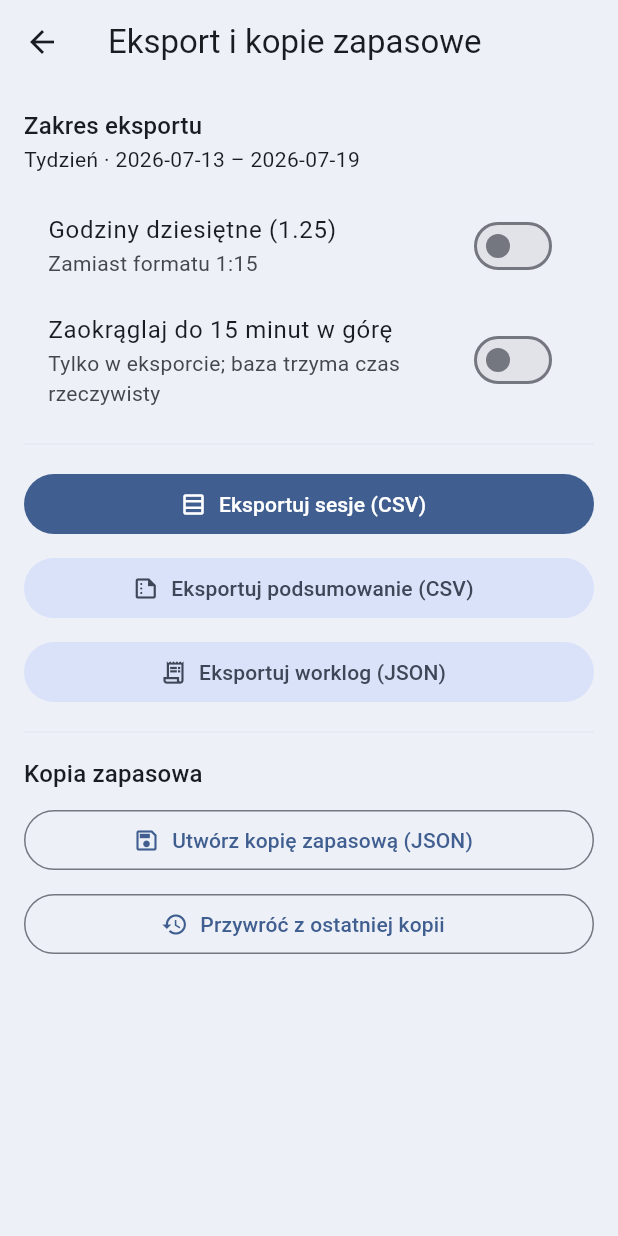
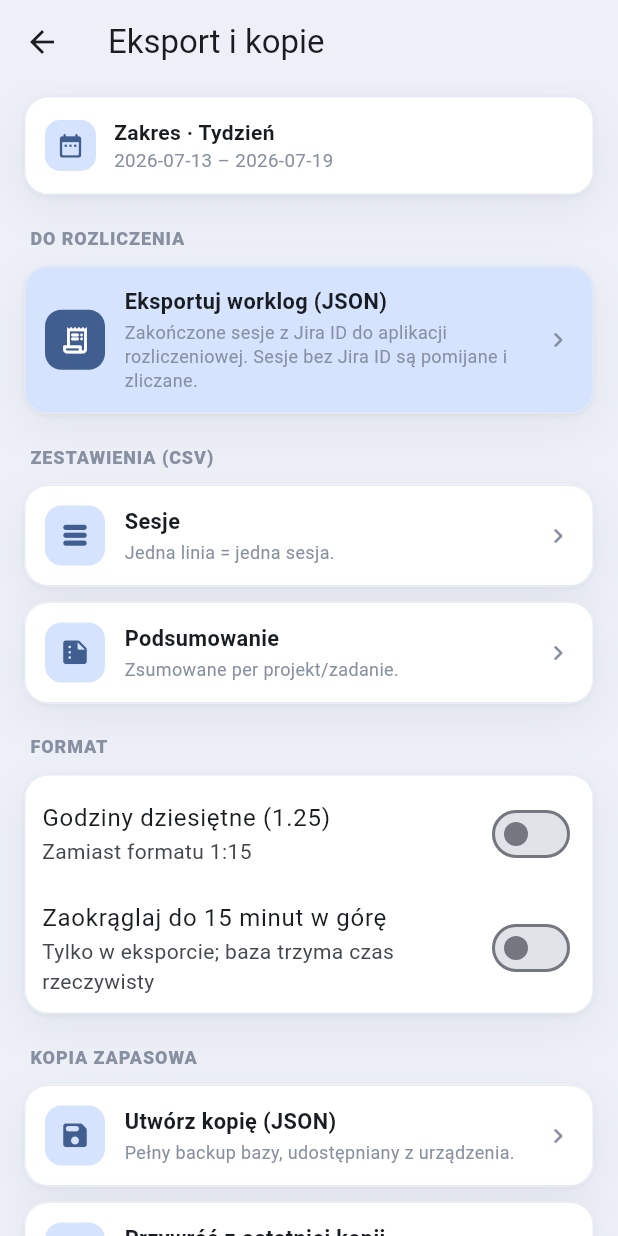
Before and after one commit to lolekST1/TimeDock, a Flutter app: the screen it shows after launch, item 3 of the bottom bar chosen, on a phone screen of 412 x 824 dp. Run offline on Flutter 3.47's test engine with Material 3 defaults, Android fonts, the phone set to English and light mode, and no system bars; our stand-ins replace drift, drift_flutter, flutter_local_notifications, flutter_riverpod, share_plus, shared_preferences and 1 more; accounts and stored records are empty; generated files the repository leaves out were written again.

Commit message:
Redesign UI (3/n): Statystyki i Eksport w nowym stylu
Statystyki:
- Focus Score jako hero z pierścieniem (DonutGauge) + interpretacja/werdykt
- Cel tygodniowy jako karta z MetricBar
- Pozostałe metryki jako kompaktowe karty z kolorową ikoną (czas niezmierzony
  w tonacji ostrzegawczej)

Eksport:
- Worklog (JSON) wyróżniony jako akcja „Do rozliczenia" (primary), z notką
  o pomijaniu sesji bez Jira ID
- Zestawienia CSV, format i kopia zapasowa jako czytelne karty akcji
  (ikona + tytuł + opis), wskaźnik zajętości w karcie zakresu

flutter analyze czysty, flutter test: 154 przechodzą (testy stats/reports bez zmian).

Co-Authored-By: Claude Opus 4.8 <noreply@anthropic.com>
Claude-Session: https://claude.ai/code/session_01Gp8QxqkYsQhUPRo5vRHDMW

```diff
--- a/lib/features/export/export_screen.dart
+++ b/lib/features/export/export_screen.dart
@@ -2,6 +2,9 @@ import 'package:flutter/material.dart' hide HourFormat;
 import 'package:flutter_riverpod/flutter_riverpod.dart';
 
 import '../../core/time_format.dart';
+import '../../core/ui/section_label.dart';
+import '../../core/ui/td_card.dart';
+import '../../core/ui/td_tokens.dart';
 import '../../domain/services/csv_exporter.dart';
 import '../../domain/services/export_config.dart';
 import '../../domain/services/report_range.dart';
@@ -49,15 +52,86 @@ class _ExportScreenState extends ConsumerState<ExportScreen> {
     final range = ref.watch(reportRangeProvider);
     final period = ref.watch(reportPeriodProvider);
 
+    final td = context.td;
+
     return Scaffold(
-      appBar: AppBar(title: const Text('Eksport i kopie zapasowe')),
+      appBar: AppBar(title: const Text('Eksport i kopie')),
       body: ListView(
-        padding: const EdgeInsets.all(16),
+        padding: const EdgeInsets.fromLTRB(16, 8, 16, 28),
         children: [
-          Text('Zakres eksportu', style: Theme.of(context).textTheme.titleMedium),
-          Text('${_periodName(period)} · ${_rangeText(range)}'),
-          const SizedBox(height: 12),
+          // Range summary.
+          TdCard(
+            padding: const EdgeInsets.all(14),
+            child: Row(
+              children: [
+                Container(
+                  width: 34,
+                  height: 34,
+                  decoration: BoxDecoration(
+                      color: context.cs.primaryContainer,
+                      borderRadius: BorderRadius.circular(10)),
+                  child: Icon(Icons.date_range_rounded,
+                      size: 19, color: context.cs.primary),
+                ),
+                const SizedBox(width: 12),
+                Expanded(
+                  child: Column(
+                    crossAxisAlignment: CrossAxisAlignment.start,
+                    children: [
+                      Text('Zakres · ${_periodName(period)}',
+                          style: const TextStyle(
+                              fontWeight: FontWeight.w700, fontSize: 14)),
+                      Text(_rangeText(range),
+                          style: TextStyle(color: td.faint, fontSize: 12.5)),
+                    ],
+                  ),
+                ),
+                if (_busy)
+                  const SizedBox(
+                      width: 18,
+                      height: 18,
+                      child: CircularProgressIndicator(strokeWidth: 2)),
+              ],
+            ),
+          ),
+          const SizedBox(height: 18),
+
+          const SectionLabel('Do rozliczenia'),
+          _ExportAction(
+            icon: Icons.receipt_long_rounded,
+            title: 'Eksportuj worklog (JSON)',
+            subtitle:
+                'Zakończone sesje z Jira ID do aplikacji rozliczeniowej. '
+                'Sesje bez Jira ID są pomijane i zliczane.',
+            tone: _ExportTone.primary,
+            onTap: _busy ? null : _exportWorklog,
+          ),
+          const SizedBox(height: 18),
+
+          const SectionLabel('Zestawienia (CSV)'),
+          _ExportAction(
+            icon: Icons.table_rows_rounded,
+            title: 'Sesje',
+            subtitle: 'Jedna linia = jedna sesja.',
+            onTap: _busy ? null : _exportPerSession,
+          ),
+          const SizedBox(height: 10),
+          _ExportAction(
+            icon: Icons.summarize_rounded,
+            title: 'Podsumowanie',
+            subtitle: 'Zsumowane per projekt/zadanie.',
+            onTap: _busy ? null : _exportAggregated,
+          ),
+          const SizedBox(height: 18),
+
+          const SectionLabel('Format'),
+          TdCard(
+            padding: const EdgeInsets.symmetric(vertical: 4),
+            child: Column(
+              children: [
                 SwitchListTile(
+                  contentPadding:
+                      const EdgeInsets.symmetric(horizontal: 12),
                   title: const Text('Godziny dziesiętne (1.25)'),
                   subtitle: const Text('Zamiast formatu 1:15'),
                   value: _hourFormat == HourFormat.decimalHours,
@@ -65,42 +139,32 @@ class _ExportScreenState extends ConsumerState<ExportScreen> {
                       v ? HourFormat.decimalHours : HourFormat.hoursMinutes),
                 ),
                 SwitchListTile(
+                  contentPadding:
+                      const EdgeInsets.symmetric(horizontal: 12),
                   title: const Text('Zaokrąglaj do 15 minut w górę'),
-            subtitle: const Text('Tylko w eksporcie; baza trzyma czas rzeczywisty'),
+                  subtitle:
+                      const Text('Tylko w eksporcie; baza trzyma czas rzeczywisty'),
                   value: _roundTo15,
                   onChanged: (v) => setState(() => _roundTo15 = v),
                 ),
-          const Divider(height: 32),
-          FilledButton.icon(
-            onPressed: _busy ? null : _exportPerSession,
-            icon: const Icon(Icons.table_rows_outlined),
-            label: const Text('Eksportuj sesje (CSV)'),
+              ],
             ),
-          const SizedBox(height: 8),
-          FilledButton.tonalIcon(
-            onPressed: _busy ? null : _exportAggregated,
-            icon: const Icon(Icons.summarize_outlined),
-            label: const Text('Eksportuj podsumowanie (CSV)'),
           ),
-          const SizedBox(height: 8),
-          FilledButton.tonalIcon(
-            onPressed: _busy ? null : _exportWorklog,
-            icon: const Icon(Icons.receipt_long_outlined),
-            label: const Text('Eksportuj worklog (JSON)'),
+          const SizedBox(height: 18),
+
+          const SectionLabel('Kopia zapasowa'),
+          _ExportAction(
+            icon: Icons.save_rounded,
+            title: 'Utwórz kopię (JSON)',
+            subtitle: 'Pełny backup bazy, udostępniany z urządzenia.',
+            onTap: _busy ? null : _backup,
           ),
-          const Divider(height: 32),
-          Text('Kopia zapasowa', style: Theme.of(context).textTheme.titleMedium),
-          const SizedBox(height: 8),
-          OutlinedButton.icon(
-            onPressed: _busy ? null : _backup,
-            icon: const Icon(Icons.save_outlined),
-            label: const Text('Utwórz kopię zapasową (JSON)'),
-          ),
-          const SizedBox(height: 8),
-          OutlinedButton.icon(
-            onPressed: _busy ? null : _restoreLatest,
-            icon: const Icon(Icons.restore),
-            label: const Text('Przywróć z ostatniej kopii'),
+          const SizedBox(height: 10),
+          _ExportAction(
+            icon: Icons.restore_rounded,
+            title: 'Przywróć z ostatniej kopii',
+            subtitle: 'Wczytuje najnowszy backup z katalogu aplikacji.',
+            onTap: _busy ? null : _restoreLatest,
           ),
         ],
       ),
@@ -217,3 +281,69 @@ class _ExportScreenState extends ConsumerState<ExportScreen> {
       ? formatIsoDate(r.firstDay)
       : '${formatIsoDate(r.firstDay)} – ${formatIsoDate(r.lastDay)}';
 }
+
+enum _ExportTone { neutral, primary }
+
+/// A tappable export/backup action row: icon chip, title, subtitle and a
+/// trailing share affordance. The primary tone highlights the worklog export.
+class _ExportAction extends StatelessWidget {
+  const _ExportAction({
+    required this.icon,
+    required this.title,
+    required this.subtitle,
+    required this.onTap,
+    this.tone = _ExportTone.neutral,
+  });
+
+  final IconData icon;
+  final String title;
+  final String subtitle;
+  final VoidCallback? onTap;
+  final _ExportTone tone;
+
+  @override
+  Widget build(BuildContext context) {
+    final td = context.td;
+    final primary = tone == _ExportTone.primary;
+    final accent = context.cs.primary;
+    return TdCard(
+      padding: const EdgeInsets.all(14),
+      color: primary ? context.cs.primaryContainer : null,
+      onTap: onTap,
+      child: Opacity(
+        opacity: onTap == null ? 0.5 : 1,
+        child: Row(
+          children: [
+            Container(
+              width: 40,
+              height: 40,
+              decoration: BoxDecoration(
+                color: primary ? accent : context.cs.primaryContainer,
+                borderRadius: BorderRadius.circular(11),
+              ),
+              child: Icon(icon,
+                  size: 21,
+                  color: primary ? context.cs.onPrimary : accent),
+            ),
+            const SizedBox(width: 13),
+            Expanded(
+              child: Column(
+                crossAxisAlignment: CrossAxisAlignment.start,
+                children: [
+                  Text(title,
+                      style: const TextStyle(
+                          fontWeight: FontWeight.w700, fontSize: 14.5)),
+                  const SizedBox(height: 2),
+                  Text(subtitle,
+                      style: TextStyle(color: td.faint, fontSize: 12, height: 1.3)),
+                ],
+              ),
+            ),
+            const SizedBox(width: 8),
+            Icon(Icons.chevron_right_rounded, size: 20, color: td.faint),
+          ],
+        ),
+      ),
+    );
+  }
+}
```
Also changed, not shown: lib/features/stats/stats_screen.dart (+169 -118 lines). Lines whose indentation alone changed are shown as unchanged.
